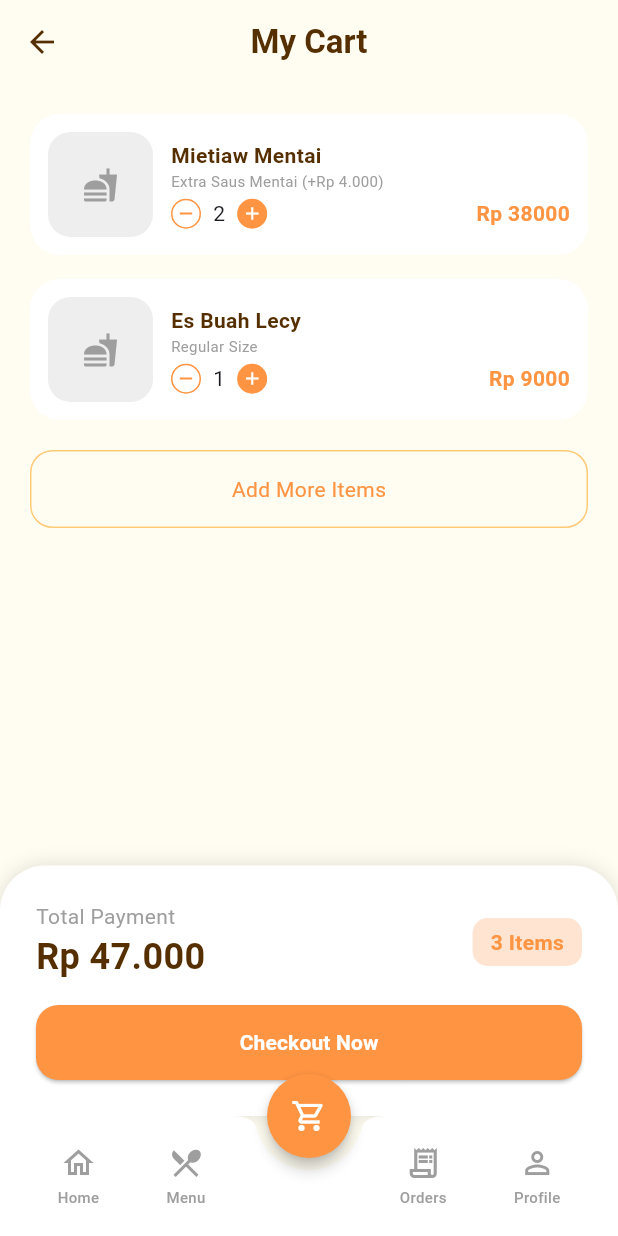
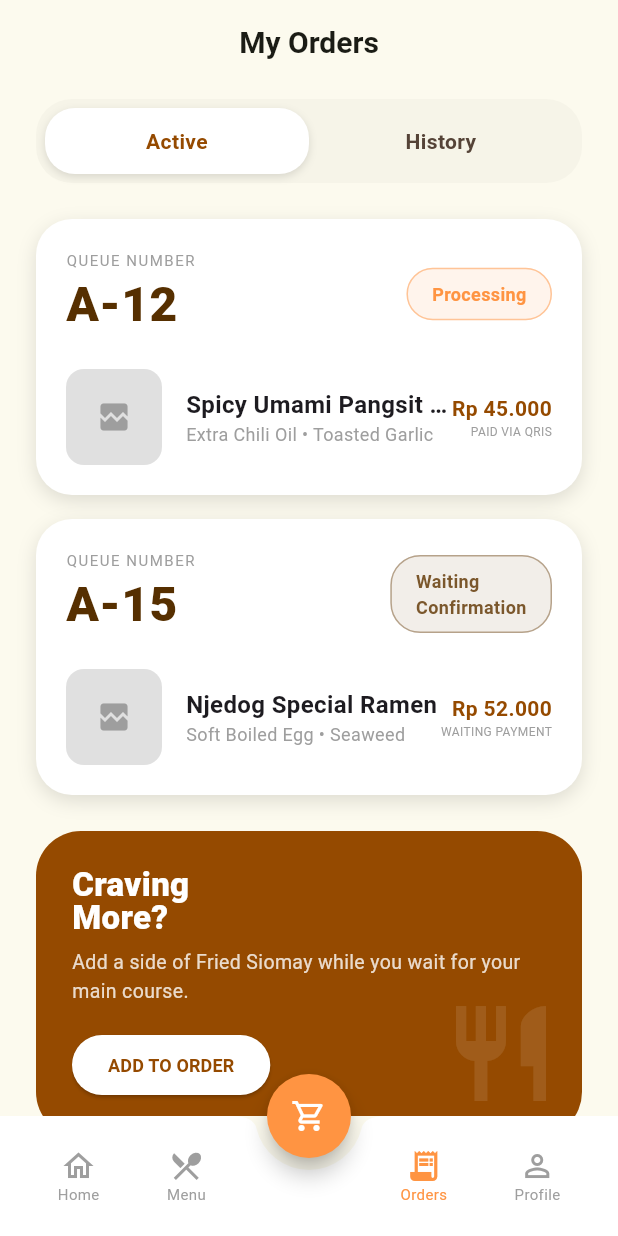
Before and after one commit to muhammadazriel313-wq/pangsitnjedok, a Flutter app: the screen it shows after launch, on a phone screen of 412 x 824 dp. Run offline on Flutter 3.47's test engine with Material 3 defaults, Android fonts, the phone set to English and light mode, and no system bars; network calls fail; Roboto replaces fonts that are missing (Plus Jakarta Sans).

Commit message:
menambahkan order

```diff
--- a/lib/main.dart
+++ b/lib/main.dart
@@ -1,5 +1,5 @@
 import 'package:flutter/material.dart';
-import 'cart.dart';
+import 'order.dart';
 
 void main() {
   runApp(const FigmaToCodeApp());
--- /dev/null
+++ b/lib/order.dart
@@ -0,0 +1,397 @@
+import 'package:flutter/material.dart';
+
+void main() {
+  runApp(const FigmaToCodeApp());
+}
+
+class FigmaToCodeApp extends StatelessWidget {
+  const FigmaToCodeApp({super.key});
+
+  @override
+  Widget build(BuildContext context) {
+    return MaterialApp(
+      debugShowCheckedModeBanner: false,
+      theme: ThemeData(
+        fontFamily: 'Plus Jakarta Sans',
+        scaffoldBackgroundColor: const Color(0xFFFCFAEE),
+      ),
+      home: const MyOrdersPage(),
+    );
+  }
+}
+
+class MyOrdersPage extends StatefulWidget {
+  const MyOrdersPage({super.key});
+
+  @override
+  State<MyOrdersPage> createState() => _MyOrdersPageState();
+}
+
+class _MyOrdersPageState extends State<MyOrdersPage> {
+  bool isActiveTab = true;
+
+  @override
+  Widget build(BuildContext context) {
+    return Scaffold(
+      appBar: AppBar(
+        backgroundColor: Colors.transparent,
+        elevation: 0,
+        centerTitle: true,
+        title: const Text(
+          'My Orders',
+          style: TextStyle(color: Color(0xFF1B1C15), fontWeight: FontWeight.bold, fontSize: 20),
+        ),
+      ),
+      body: Column(
+        children: [
+          const SizedBox(height: 10),
+          // --- Tombol Switch Active & History ---
+          Padding(
+            padding: const EdgeInsets.symmetric(horizontal: 24),
+            child: Container(
+              padding: const EdgeInsets.all(6),
+              decoration: BoxDecoration(
+                color: const Color(0xFFF6F4E8),
+                borderRadius: BorderRadius.circular(24),
+              ),
+              child: Row(
+                children: [
+                  Expanded(child: _buildTabButton('Active', isActiveTab, () => setState(() => isActiveTab = true))),
+                  Expanded(child: _buildTabButton('History', !isActiveTab, () => setState(() => isActiveTab = false))),
+                ],
+              ),
+            ),
+          ),
+
+          // --- Konten Berdasarkan Tab yang Dipilih ---
+          Expanded(
+            child: SingleChildScrollView(
+              padding: const EdgeInsets.all(24),
+              child: isActiveTab ? _buildActiveContent() : _buildHistoryContent(),
+            ),
+          ),
+        ],
+      ),
+      // --- Bottom Navigation Bar ---
+      floatingActionButtonLocation: FloatingActionButtonLocation.centerDocked,
+      floatingActionButton: FloatingActionButton(
+        backgroundColor: const Color(0xFFFF9442),
+        shape: const CircleBorder(),
+        onPressed: () {},
+        child: const Icon(Icons.shopping_cart_outlined, color: Colors.white),
+      ),
+      bottomNavigationBar: BottomAppBar(
+        color: Colors.white,
+        shape: const CircularNotchedRectangle(),
+        notchMargin: 8,
+        child: SizedBox(
+          height: 60,
+          child: Row(
+            mainAxisAlignment: MainAxisAlignment.spaceAround,
+            children: [
+              _navItem(Icons.home_outlined, 'Home', false),
+              _navItem(Icons.restaurant_menu_outlined, 'Menu', false),
+              const SizedBox(width: 40),
+              _navItem(Icons.receipt_long, 'Orders', true),
+              _navItem(Icons.person_outline, 'Profile', false),
+            ],
+          ),
+        ),
+      ),
+    );
+  }
+
+  // --- WIDGET HELPERS ---
+
+  Widget _buildTabButton(String title, bool isSelected, VoidCallback onTap) {
+    return GestureDetector(
+      onTap: onTap,
+      child: Container(
+        padding: const EdgeInsets.symmetric(vertical: 12),
+        decoration: BoxDecoration(
+          color: isSelected ? Colors.white : Colors.transparent,
+          borderRadius: BorderRadius.circular(20),
+          boxShadow: isSelected ? [const BoxShadow(color: Colors.black12, blurRadius: 4, offset: Offset(0, 2))] : [],
+        ),
+        child: Text(
+          title,
+          textAlign: TextAlign.center,
+          style: TextStyle(
+            fontWeight: FontWeight.bold,
+            color: isSelected ? const Color(0xFF954A00) : const Color(0xFF554337),
+          ),
+        ),
+      ),
+    );
+  }
+
+  Widget _buildActiveContent() {
+    return Column(
+      children: [
+        _buildActiveOrderCard(
+          queueNumber: 'A-12',
+          status: 'Processing',
+          statusColor: const Color(0xFFFF9442),
+          itemName: 'Spicy Umami Pangsit (XL)',
+          itemImage: 'https://via.placeholder.com/64',
+          price: 'Rp 45.000',
+          paymentStatus: 'PAID VIA QRIS',
+          details: 'Extra Chili Oil • Toasted Garlic',
+          bottomInfo: const Row(
+            children: [
+              Icon(Icons.access_time, size: 16, color: Color(0xFF554337)),
+              SizedBox(width: 8),
+              Text('Est. Completion', style: TextStyle(fontSize: 12, color: Color(0xFF554337))),
+              Spacer(),
+              Text('8 mins left', style: TextStyle(fontWeight: FontWeight.bold, fontSize: 13)),
+            ],
+          ),
+        ),
+        const SizedBox(height: 16),
+        _buildActiveOrderCard(
+          queueNumber: 'A-15',
+          status: 'Waiting\nConfirmation',
+          statusColor: const Color(0xFF7B572C),
+          itemName: 'Njedog Special Ramen',
+          itemImage: 'https://picsum.photos/100',
+          price: 'Rp 52.000',
+          paymentStatus: 'WAITING PAYMENT',
+          details: 'Soft Boiled Egg • Seaweed',
+          bottomInfo: const Row(
+            crossAxisAlignment: CrossAxisAlignment.start,
+            children: [
+              Icon(Icons.info_outline, size: 18, color: Color(0xFF954A00)),
+              SizedBox(width: 12),
+              Expanded(
+                child: Text(
+                  'Your order is being reviewed by the chef. Please stay nearby for pickup notification.',
+                  style: TextStyle(fontSize: 11, color: Color(0xFF554337), height: 1.5),
+                ),
+              ),
+            ],
+          ),
+        ),
+        const SizedBox(height: 24),
+        _buildCravingBanner(), // Panggil banner di sini
+        const SizedBox(height: 80),
+      ],
+    );
+  }
+
+  Widget _buildHistoryContent() {
+    return Column(
+      children: [
+        _buildHistoryCard('#A-242', 'COMPLETED', 'Rp 42.000', '1x Pangsit Njedog Original', const Color(0xFFFFCF9A)),
+        const SizedBox(height: 16),
+        _buildHistoryCard('#B-019', 'COMPLETED', 'Rp 58.000', '2x Pangsit Special Umami', const Color(0xFFFFCF9A)),
+        const SizedBox(height: 16),
+        _buildHistoryCard('#A-991', 'CANCELLED', 'Rp 22.000', '1x Mie Ayam Njedog', const Color(0xFFFFDAD6), isCancelled: true),
+        const SizedBox(height: 30),
+        const Icon(Icons.restaurant, color: Color(0xFFEAE8DD), size: 40),
+        const Text("End of Records", style: TextStyle(fontWeight: FontWeight.bold, color: Color(0xFF554337))),
+        const Text("Showing history from the last 90 days", style: TextStyle(color: Colors.grey, fontSize: 12)),
+      ],
+    );
+  }
+
+  Widget _buildActiveOrderCard({
+    required String queueNumber,
+    required String status,
+    required Color statusColor,
+    required String itemName,
+    required String itemImage,
+    required String price,
+    required String paymentStatus,
+    required String details,
+    required Widget bottomInfo,
+  }) {
+    return Container(
+      padding: const EdgeInsets.all(20),
+      decoration: BoxDecoration(
+        color: Colors.white,
+        borderRadius: BorderRadius.circular(24),
+        boxShadow: [const BoxShadow(color: Colors.black12, blurRadius: 10, offset: Offset(0, 4))],
+      ),
+      child: Column(
+        crossAxisAlignment: CrossAxisAlignment.start,
+        children: [
+          Row(
+            mainAxisAlignment: MainAxisAlignment.spaceBetween,
+            children: [
+              Column(
+                crossAxisAlignment: CrossAxisAlignment.start,
+                children: [
+                  const Text('QUEUE NUMBER', style: TextStyle(fontSize: 10, color: Colors.grey, letterSpacing: 1)),
+                  Text(queueNumber, style: const TextStyle(fontSize: 32, fontWeight: FontWeight.w900, color: Color(0xFF562F00))),
+                ],
+              ),
+              Container(
+                padding: const EdgeInsets.symmetric(horizontal: 16, vertical: 8),
+                decoration: BoxDecoration(
+                  color: statusColor.withOpacity(0.1),
+                  borderRadius: BorderRadius.circular(20),
+                  border: Border.all(color: statusColor.withOpacity(0.5)),
+                ),
+                child: Text(status, style: TextStyle(color: statusColor, fontWeight: FontWeight.bold, fontSize: 12)),
+              )
+            ],
+          ),
+          const SizedBox(height: 20),
+          Row(
+  children: [
+    // 1. Bagian Gambar
+    ClipRRect(
+      borderRadius: BorderRadius.circular(12),
+      child: Image.network(
+        itemImage,
+        width: 64,
+        height: 64,
+        fit: BoxFit.cover,
+        // Tambahkan errorBuilder agar jika gambar gagal, aplikasi tidak rusak
+        errorBuilder: (context, error, stackTrace) {
+          return Container(
+            width: 64,
+            height: 64,
+            color: Colors.grey[300],
+            child: const Icon(Icons.broken_image, color: Colors.grey),
+          );
+        },
+      ),
+    ),
+    const SizedBox(width: 16),
+
+    // 2. Bagian Teks (Wajib pakai Expanded)
+    Expanded(
+      child: Column(
+        crossAxisAlignment: CrossAxisAlignment.start,
+        children: [
+          Text(
+            itemName,
+            style: const TextStyle(fontWeight: FontWeight.bold, fontSize: 16),
+            overflow: TextOverflow.ellipsis, // Tambahkan titik-titik jika kepanjangan
+          ),
+          Text(
+            details,
+            style: const TextStyle(fontSize: 12, color: Colors.grey),
+            overflow: TextOverflow.ellipsis,
+          ),
+        ],
+      ),
+    ),
+
+    // 3. Bagian Harga
+    Column(
+      crossAxisAlignment: CrossAxisAlignment.end,
+      children: [
+        Text(price, style: const TextStyle(fontWeight: FontWeight.bold, color: Color(0xFF954A00))),
+        Text(paymentStatus, style: const TextStyle(fontSize: 8, color: Colors.grey)),
+      ],
+    ),
+  ],
+)
+
+        ],
+      ),
+    );
+  }
+
+  Widget _buildHistoryCard(String id, String status, String price, String items, Color labelColor, {bool isCancelled = false}) {
+    return Container(
+      padding: const EdgeInsets.all(20),
+      decoration: BoxDecoration(
+        color: Colors.white,
+        borderRadius: BorderRadius.circular(24),
+        boxShadow: [const BoxShadow(color: Colors.black12, blurRadius: 10, offset: Offset(0, 4))],
+      ),
+      child: Column(
+        crossAxisAlignment: CrossAxisAlignment.start,
+        children: [
+          Row(
+            mainAxisAlignment: MainAxisAlignment.spaceBetween,
+            children: [
+              Row(
+                children: [
+                  Text(id, style: const TextStyle(fontWeight: FontWeight.bold, fontSize: 18)),
+                  const SizedBox(width: 8),
+                  Container(
+                    padding: const EdgeInsets.symmetric(horizontal: 8, vertical: 2),
+                    decoration: BoxDecoration(color: labelColor, borderRadius: BorderRadius.circular(4)),
+                    child: Text(status, style: const TextStyle(fontSize: 10, fontWeight: FontWeight.bold)),
+                  ),
+                ],
+              ),
+              Text(
+                price,
+                style: TextStyle(
+                  fontWeight: FontWeight.bold,
+                  color: const Color(0xFF954A00),
+                  decoration: isCancelled ? TextDecoration.lineThrough : TextDecoration.none,
+                ),
+              ),
+            ],
+          ),
+          const SizedBox(height: 12),
+          Container(
+            width: double.infinity,
+            padding: const EdgeInsets.all(12),
+            decoration: BoxDecoration(color: const Color(0xFFF6F4E8), borderRadius: BorderRadius.circular(12)),
+            child: Text(items, style: const TextStyle(fontSize: 14)),
+          ),
+          if (isCancelled) ...[
+            const SizedBox(height: 8),
+            const Text("Reason: Customer cancelled before preparation.", style: TextStyle(color: Colors.red, fontSize: 10, fontWeight: FontWeight.w500)),
+          ]
+        ],
+      ),
+    );
+  }
+
+  // Widget: Craving Banner (Brown)
+  Widget _buildCravingBanner() {
+    return Container(
+      width: double.infinity,
+      padding: const EdgeInsets.all(24),
+      decoration: BoxDecoration(
+        color: const Color(0xFF954A00),
+        borderRadius: BorderRadius.circular(30),
+      ),
+      child: Stack(
+        children: [
+          Column(
+            crossAxisAlignment: CrossAxisAlignment.start,
+            children: [
+              const Text('Craving\nMore?', style: TextStyle(color: Colors.white, fontSize: 22, fontWeight: FontWeight.w900, height: 1)),
+              const SizedBox(height: 10),
+              Text('Add a side of Fried Siomay while you wait for your main course.',
+                  style: TextStyle(color: Colors.white.withOpacity(0.8), fontSize: 13)),
+              const SizedBox(height: 16),
+              ElevatedButton(
+                onPressed: () {},
+                style: ElevatedButton.styleFrom(
+                  backgroundColor: Colors.white,
+                  foregroundColor: const Color(0xFF954A00),
+                  shape: RoundedRectangleBorder(borderRadius: BorderRadius.circular(20)),
+                ),
+                child: const Text('ADD TO ORDER', style: TextStyle(fontWeight: FontWeight.bold, fontSize: 12)),
+              )
+            ],
+          ),
+          Positioned(
+            right: -10, bottom: -10,
+            child: Icon(Icons.restaurant, size: 80, color: Colors.white.withOpacity(0.1)),
+          )
+        ],
+      ),
+    );
+  }
+
+  Widget _navItem(IconData icon, String label, bool isActive) {
+    return Column(
+      mainAxisSize: MainAxisSize.min,
+      children: [
+        Icon(icon, color: isActive ? const Color(0xFFFF9442) : Colors.grey),
+        Text(label, style: TextStyle(fontSize: 10, color: isActive ? const Color(0xFFFF9442) : Colors.grey)),
+      ],
+    );
+  }
+}
```
